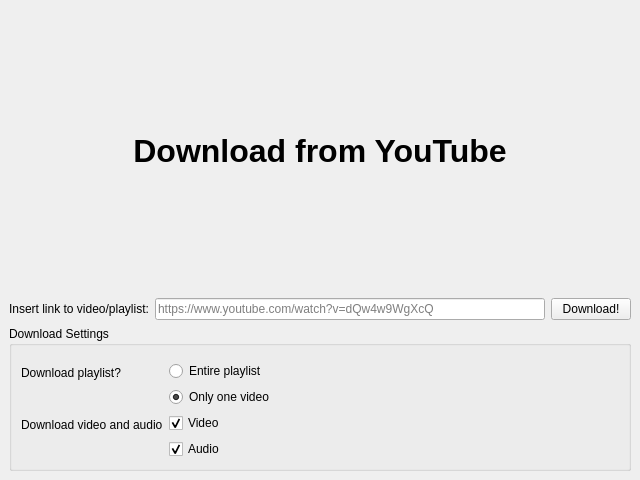
This is apps/video_downloader.ui in Vad1mChK/Lab05MultiMedia as Qt 5 draws it before an edit. The edited form follows.
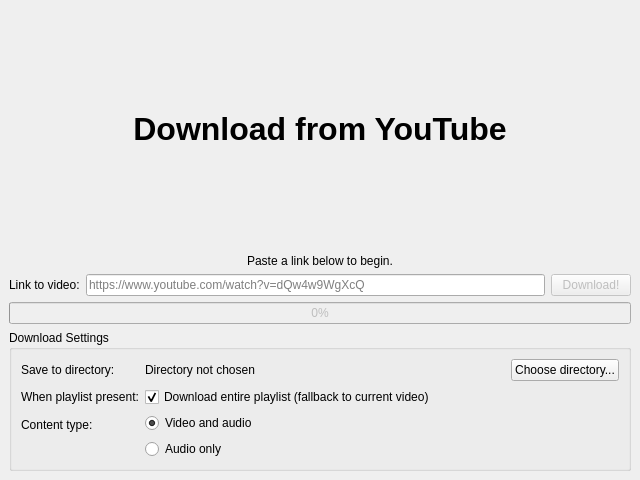
This is the edited form.

Diff of the .ui file:
```diff
--- a/apps/video_downloader.ui
+++ b/apps/video_downloader.ui
@@ -39,6 +39,21 @@
         </property>
        </widget>
       </item>
+      <item>
+       <widget class="QLabel" name="label_7">
+        <property name="font">
+         <font>
+          <bold>false</bold>
+         </font>
+        </property>
+        <property name="text">
+         <string>Paste a link below to begin.</string>
+        </property>
+        <property name="alignment">
+         <set>Qt::AlignmentFlag::AlignCenter</set>
+        </property>
+       </widget>
+      </item>
       <item>
        <layout class="QHBoxLayout" name="horizontalLayout">
         <property name="sizeConstraint">
@@ -53,7 +68,7 @@
            </sizepolicy>
           </property>
           <property name="text">
-           <string>Insert link to video/playlist:</string>
+           <string>Link to video:</string>
           </property>
          </widget>
         </item>
@@ -77,7 +92,10 @@
          </widget>
         </item>
         <item>
-         <widget class="QPushButton" name="pushButton">
+         <widget class="QPushButton" name="downloadButton">
+          <property name="enabled">
+           <bool>false</bool>
+          </property>
           <property name="sizePolicy">
            <sizepolicy hsizetype="Minimum" vsizetype="Fixed">
             <horstretch>0</horstretch>
@@ -91,10 +109,23 @@
         </item>
        </layout>
       </item>
+      <item>
+       <widget class="QProgressBar" name="downloadProgressBar">
+        <property name="enabled">
+         <bool>false</bool>
+        </property>
+        <property name="maximum">
+         <number>100</number>
+        </property>
+        <property name="value">
+         <number>0</number>
+        </property>
+       </widget>
+      </item>
       <item alignment="Qt::AlignmentFlag::AlignTop">
        <widget class="QGroupBox" name="groupBox">
         <property name="sizePolicy">
-         <sizepolicy hsizetype="Preferred" vsizetype="Expanding">
+         <sizepolicy hsizetype="Preferred" vsizetype="MinimumExpanding">
           <horstretch>0</horstretch>
           <verstretch>0</verstretch>
          </sizepolicy>
@@ -103,25 +134,56 @@
          <string>Download Settings</string>
         </property>
         <layout class="QFormLayout" name="formLayout_2">
-         <item row="0" column="0">
-          <layout class="QFormLayout" name="formLayout"/>
+         <item row="4" column="0">
+          <widget class="QLabel" name="label_5">
+           <property name="text">
+            <string>Save to directory:</string>
+           </property>
+          </widget>
          </item>
-         <item row="1" column="1">
+         <item row="4" column="1">
+          <layout class="QHBoxLayout" name="horizontalLayout_2">
+           <item>
+            <widget class="QLabel" name="saveDirLabel">
+             <property name="sizePolicy">
+              <sizepolicy hsizetype="MinimumExpanding" vsizetype="Preferred">
+               <horstretch>0</horstretch>
+               <verstretch>0</verstretch>
+              </sizepolicy>
+             </property>
+             <property name="text">
+              <string>Directory not chosen</string>
+             </property>
+            </widget>
+           </item>
+           <item>
+            <widget class="QPushButton" name="chooseDirButton">
+             <property name="sizePolicy">
+              <sizepolicy hsizetype="Preferred" vsizetype="Preferred">
+               <horstretch>0</horstretch>
+               <verstretch>0</verstretch>
+              </sizepolicy>
+             </property>
+             <property name="text">
+              <string>Choose directory...</string>
+             </property>
+            </widget>
+           </item>
+          </layout>
+         </item>
+         <item row="5" column="0">
+          <widget class="QLabel" name="label_3">
+           <property name="text">
+            <string>When playlist present:</string>
+           </property>
+          </widget>
+         </item>
+         <item row="5" column="1">
           <layout class="QVBoxLayout" name="verticalLayout_3">
            <item>
-            <widget class="QRadioButton" name="radioButton">
+            <widget class="QCheckBox" name="downloadPlaylistCheck">
              <property name="text">
-              <string>Entire playlist</string>
-             </property>
-             <attribute name="buttonGroup">
-              <string notr="true">buttonGroup</string>
-             </attribute>
-            </widget>
-           </item>
-           <item>
-            <widget class="QRadioButton" name="radioButton_2">
-             <property name="text">
-              <string>Only one video</string>
+              <string>Download entire playlist (fallback to current video)</string>
              </property>
              <property name="checked">
               <bool>true</bool>
@@ -133,19 +195,19 @@
            </item>
           </layout>
          </item>
-         <item row="2" column="0">
+         <item row="6" column="0">
           <widget class="QLabel" name="label_4">
            <property name="text">
-            <string>Download video and audio</string>
+            <string>Content type:</string>
            </property>
           </widget>
          </item>
-         <item row="2" column="1">
+         <item row="6" column="1">
           <layout class="QVBoxLayout" name="verticalLayout_5">
            <item>
-            <widget class="QCheckBox" name="checkBox">
+            <widget class="QRadioButton" name="radioVideo">
              <property name="text">
-              <string>Video</string>
+              <string>Video and audio</string>
              </property>
              <property name="checked">
               <bool>true</bool>
@@ -153,24 +215,17 @@
             </widget>
            </item>
            <item>
-            <widget class="QCheckBox" name="checkBox_2">
+            <widget class="QRadioButton" name="radioAudio">
              <property name="text">
-              <string>Audio</string>
+              <string>Audio only</string>
              </property>
-             <property name="checked">
-              <bool>true</bool>
-             </property>
+             <attribute name="buttonGroup">
+              <string notr="true">buttonGroup</string>
+             </attribute>
             </widget>
            </item>
           </layout>
          </item>
-         <item row="1" column="0">
-          <widget class="QLabel" name="label_3">
-           <property name="text">
-            <string>Download playlist?</string>
-           </property>
-          </widget>
-         </item>
         </layout>
        </widget>
       </item>
```
Left out of the diff: 13 changed lines with no effect on the pictures.
